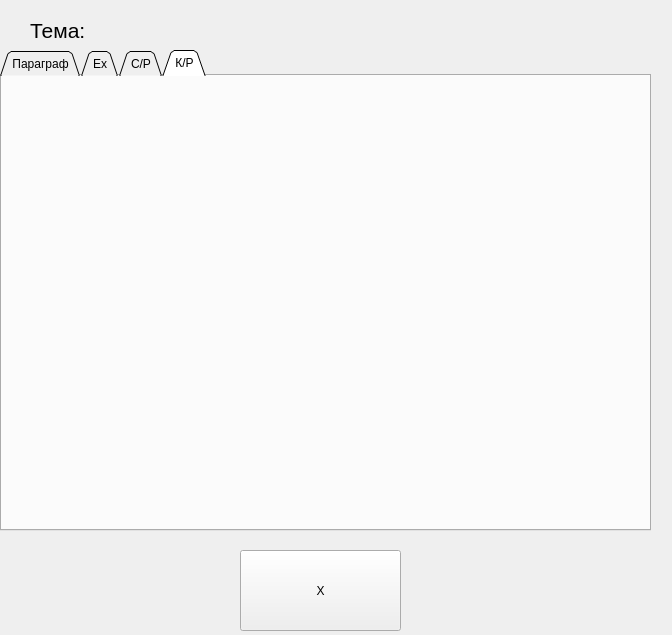
This is content_window.ui in Ostrolistova2/Learning as Qt 5 draws it before an edit. The edited form follows.
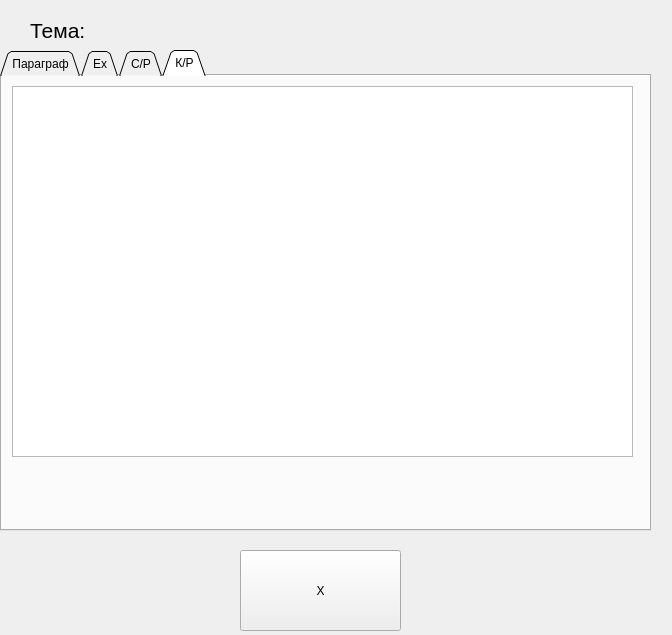
This is the edited form. The open tabs and pages were chosen to show the change.

```diff
--- a/content_window.ui
+++ b/content_window.ui
@@ -152,6 +152,16 @@
     <attribute name="title">
      <string>К/Р</string>
     </attribute>
+    <widget class="QTextEdit" name="textEdit_4">
+     <property name="geometry">
+      <rect>
+       <x>10</x>
+       <y>10</y>
+       <width>621</width>
+       <height>371</height>
+      </rect>
+     </property>
+    </widget>
    </widget>
   </widget>
  </widget>
```
Left out of the diff: 2 changed lines with no effect on the pictures.
